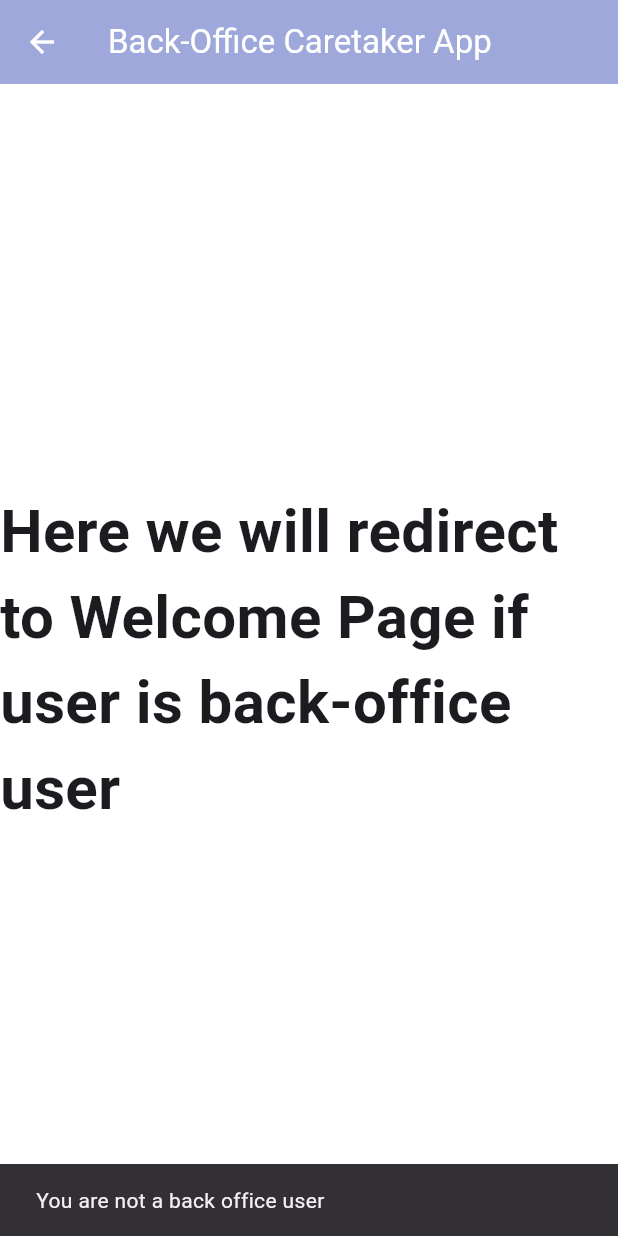
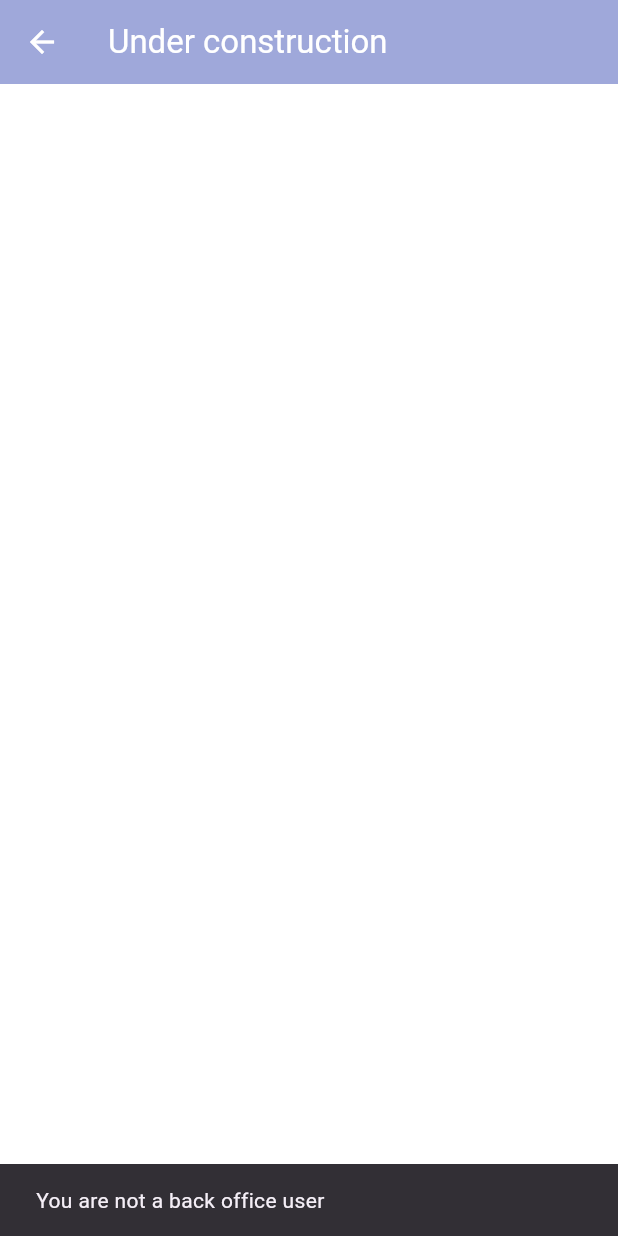
Before and after one commit to RevellFTW/flutter_icode_app, a Flutter app: the WelcomeScreen screen opened by its route, on a phone screen of 412 x 824 dp. Run offline on Flutter 3.47's test engine with Material 2 defaults, Android fonts, the phone set to English and light mode, and no system bars; our stand-ins replace cloud_firestore, device_info_plus, firebase_auth, firebase_core, flutter_local_notifications, flutter_speed_dial and 5 more; accounts and stored records are empty; network calls fail.

Commit message:
fix datetime format across the app, fix login error messages.

```diff
--- a/lib/auth_screens/welcome.dart
+++ b/lib/auth_screens/welcome.dart
@@ -4,6 +4,8 @@ import 'package:flutter/services.dart';
 import '../components/components.dart';
 import '../global/variables.dart';
 import '../screens/home_page.dart';
+
+bool back_office = false;
 
 class WelcomeScreen extends StatelessWidget {
   const WelcomeScreen({super.key});
@@ -24,6 +26,7 @@ class WelcomeScreen extends StatelessWidget {
       }
     }
     if (isBackOffice) {
+      back_office = true;
       Navigator.pushReplacement(
         context,
         MaterialPageRoute(builder: (context) => HomePage()),
@@ -41,20 +44,22 @@ class WelcomeScreen extends StatelessWidget {
     checkUserType(context);
     return Scaffold(
       appBar: AppBar(
-        title: Text(appName),
+        title: Text(back_office ? appName : 'Under construction'),
         backgroundColor: appBackgroundColor,
         foregroundColor: appForegroundColor,
       ),
       backgroundColor: Colors.white,
-      body: WillPopScope(
+      body: Padding(
+        padding: const EdgeInsets.only(left: 30.0, right: 30, top: 10),
+        child: WillPopScope(
           onWillPop: () async {
             SystemNavigator.pop();
             return false;
           },
           child: const Center(
-          child: ScreenTitle(
-            title:
-                'Here we will redirect to Welcome Page if user is back-office user',
+              // child: ScreenTitle(
+              //   //title: 'Page is under construction',
+              // ),
               ),
         ),
       ),
--- a/lib/screens/caretaker_form_screen.dart
+++ b/lib/screens/caretaker_form_screen.dart
@@ -1,5 +1,6 @@
 import 'package:cloud_firestore/cloud_firestore.dart';
 import 'package:flutter/material.dart';
+import 'package:intl/intl.dart';
 import 'package:todoapp/models/caretaker.dart';
 import '../global/variables.dart';
 import '../helper/firestore_helper.dart';
@@ -104,7 +105,9 @@ class _CaretakerFormScreenState extends State<CaretakerFormScreen> {
                   alignment: Alignment.centerLeft,
                   child: FloatingActionButton.extended(
                       label: Text(
-                        widget.caretaker.startDate.toString(),
+                        DateFormat('yyyy-MM-dd – kk:mm')
+                            .format(widget.caretaker.startDate)
+                            .toString(),
                       ),
                       icon: const Icon(Icons.calendar_today),
                       onPressed: () =>
--- a/lib/screens/patient_form_screen.dart
+++ b/lib/screens/patient_form_screen.dart
@@ -1,5 +1,6 @@
 import 'package:cloud_firestore/cloud_firestore.dart';
 import 'package:flutter/material.dart';
+import 'package:intl/intl.dart';
 import '../global/variables.dart';
 import '../helper/firestore_helper.dart';
 import '../models/patient.dart';
@@ -102,7 +103,9 @@ class _PatientFormScreenState extends State<PatientFormScreen> {
                   alignment: Alignment.centerLeft,
                   child: FloatingActionButton.extended(
                       label: Text(
-                        widget.patient.startDate.toString(),
+                        DateFormat('yyyy-MM-dd – kk:mm')
+                            .format(widget.patient.startDate)
+                            .toString(),
                       ),
                       icon: const Icon(Icons.calendar_today),
                       onPressed: () =>
--- a/lib/screens/tasks/caretaker_screen.dart
+++ b/lib/screens/tasks/caretaker_screen.dart
@@ -1,4 +1,3 @@
-import 'package:cloud_firestore/cloud_firestore.dart';
 import 'package:flutter/material.dart';
 import 'package:flutter_speed_dial/flutter_speed_dial.dart';
 import 'package:intl/intl.dart';
@@ -74,7 +73,7 @@ class _CaretakerScreenState extends State<CaretakerScreen> {
               ),
               DataColumn(
                 label: Text(
-                  'Start Date',
+                  'Date of joining',
                   style: TextStyle(
                       fontStyle: FontStyle.italic, fontWeight: FontWeight.bold),
                 ),
@@ -177,8 +176,6 @@ class _CaretakerScreenState extends State<CaretakerScreen> {
                               if (checkboxState[id] == true) {
                                 if (getCaretaker(id) != null) {
                                   keysToRemove.add(id);
-                                } else {
-                                  print('Caretaker with id $id not found');
                                 }
                               }
                             }
--- a/lib/screens/tasks/event_log_screen.dart
+++ b/lib/screens/tasks/event_log_screen.dart
@@ -74,10 +74,6 @@ class _EventLogScreenState extends State<EventLogScreen> {
               individualCareTaskslistMap.addAll({patient.id.toString(): value});
             });
           });
-          if (kDebugMode) {
-            print(
-                'succesfully loaded data for patient ${patient.id.toString()}');
-          }
         }
       });
     }
@@ -335,7 +331,7 @@ class _EventLogScreenState extends State<EventLogScreen> {
                                       _selectDate(context, index),
                                       widget.eventLogs[index].date =
                                           _selectedDate,
-                                      print('todo save'),
+                                      saveToDb(widget.eventLogs[index])
                                     },
                                   ),
                                   IconButton(
--- a/lib/screens/tasks/patient_screen.dart
+++ b/lib/screens/tasks/patient_screen.dart
@@ -75,7 +75,7 @@ class _PatientScreenState extends State<PatientScreen> {
               ),
               DataColumn(
                 label: Text(
-                  'Entry Date',
+                  'Date of admission',
                   style: TextStyle(
                       fontStyle: FontStyle.italic, fontWeight: FontWeight.bold),
                 ),
@@ -177,8 +177,6 @@ class _PatientScreenState extends State<PatientScreen> {
                               if (checkboxState[id] == true) {
                                 if (getPatient(id) != null) {
                                   keysToRemove.add(id);
-                                } else {
-                                  print('Patient with id $id not found');
                                 }
                               }
                             }
```
Also changed, not shown: lib/auth_screens/login_screen.dart (+11 -4 lines). Lines whose indentation alone changed are shown as unchanged.
